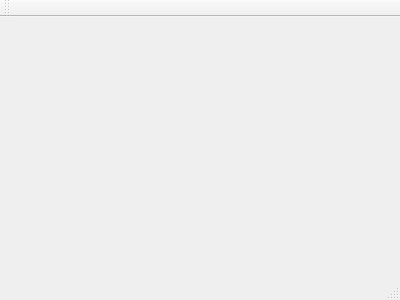
First picture: the form in Human-Activity-Monitor/mainwindow.ui, repository ehrh0023/human-activity-monitor, before the edit.
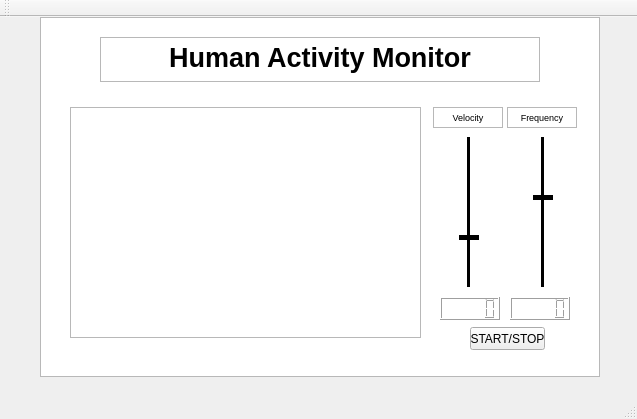
Second picture: the form after the edit.

Commit message: Started GUI development

```diff
--- a/Human-Activity-Monitor/mainwindow.ui
+++ b/Human-Activity-Monitor/mainwindow.ui
@@ -1,24 +1,232 @@
 <ui version="4.0">
  <class>MainWindow</class>
- <widget class="QMainWindow" name="MainWindow" >
-  <property name="geometry" >
+ <widget class="QMainWindow" name="MainWindow">
+  <property name="geometry">
    <rect>
     <x>0</x>
     <y>0</y>
-    <width>400</width>
-    <height>300</height>
+    <width>637</width>
+    <height>419</height>
    </rect>
   </property>
   <property name="windowTitle" >
    <string>MainWindow</string>
   </property>
-  <widget class="QMenuBar" name="menuBar" />
-  <widget class="QToolBar" name="mainToolBar" />
-  <widget class="QWidget" name="centralWidget" />
-  <widget class="QStatusBar" name="statusBar" />
+  <widget class="QWidget" name="centralWidget">
+   <widget class="QTextBrowser" name="textBrowser">
+    <property name="geometry">
+     <rect>
+      <x>40</x>
+      <y>0</y>
+      <width>560</width>
+      <height>360</height>
+     </rect>
+    </property>
+   </widget>
+   <widget class="QLCDNumber" name="lcdNumber">
+    <property name="geometry">
+     <rect>
+      <x>440</x>
+      <y>280</y>
+      <width>60</width>
+      <height>23</height>
+     </rect>
+    </property>
+   </widget>
+   <widget class="QLCDNumber" name="lcdNumber_2">
+    <property name="geometry">
+     <rect>
+      <x>510</x>
+      <y>280</y>
+      <width>60</width>
+      <height>23</height>
+     </rect>
+    </property>
+   </widget>
+   <widget class="QTextBrowser" name="textBrowser_2">
+    <property name="geometry">
+     <rect>
+      <x>100</x>
+      <y>20</y>
+      <width>440</width>
+      <height>45</height>
+     </rect>
+    </property>
+    <property name="html">
+     <string>&lt;!DOCTYPE HTML PUBLIC &quot;-//W3C//DTD HTML 4.0//EN&quot; &quot;http://www.w3.org/TR/REC-html40/strict.dtd&quot;&gt;
+&lt;html&gt;&lt;head&gt;&lt;meta name=&quot;qrichtext&quot; content=&quot;1&quot; /&gt;&lt;style type=&quot;text/css&quot;&gt;
+p, li { white-space: pre-wrap; }
+&lt;/style&gt;&lt;/head&gt;&lt;body style=&quot; font-family:'MS Shell Dlg 2'; font-size:8.25pt; font-weight:400; font-style:normal;&quot;&gt;
+&lt;p align=&quot;center&quot; style=&quot; margin-top:0px; margin-bottom:0px; margin-left:0px; margin-right:0px; -qt-block-indent:0; text-indent:0px;&quot;&gt;&lt;span style=&quot; font-size:20pt; font-weight:600;&quot;&gt;Human Activity Monitor&lt;/span&gt;&lt;/p&gt;&lt;/body&gt;&lt;/html&gt;</string>
+    </property>
+   </widget>
+   <widget class="QFrame" name="frame">
+    <property name="geometry">
+     <rect>
+      <x>70</x>
+      <y>90</y>
+      <width>351</width>
+      <height>231</height>
+     </rect>
+    </property>
+    <property name="frameShape">
+     <enum>QFrame::StyledPanel</enum>
+    </property>
+    <property name="frameShadow">
+     <enum>QFrame::Raised</enum>
+    </property>
+   </widget>
+   <widget class="QPushButton" name="pushButton">
+    <property name="geometry">
+     <rect>
+      <x>470</x>
+      <y>310</y>
+      <width>75</width>
+      <height>23</height>
+     </rect>
+    </property>
+    <property name="text">
+     <string>START/STOP</string>
+    </property>
+   </widget>
+   <widget class="QTextEdit" name="textEdit">
+    <property name="geometry">
+     <rect>
+      <x>433</x>
+      <y>90</y>
+      <width>70</width>
+      <height>21</height>
+     </rect>
+    </property>
+    <property name="html">
+     <string>&lt;!DOCTYPE HTML PUBLIC &quot;-//W3C//DTD HTML 4.0//EN&quot; &quot;http://www.w3.org/TR/REC-html40/strict.dtd&quot;&gt;
+&lt;html&gt;&lt;head&gt;&lt;meta name=&quot;qrichtext&quot; content=&quot;1&quot; /&gt;&lt;style type=&quot;text/css&quot;&gt;
+p, li { white-space: pre-wrap; }
+&lt;/style&gt;&lt;/head&gt;&lt;body style=&quot; font-family:'MS Shell Dlg 2'; font-size:8.25pt; font-weight:400; font-style:normal;&quot;&gt;
+&lt;p align=&quot;center&quot; style=&quot; margin-top:0px; margin-bottom:0px; margin-left:0px; margin-right:0px; -qt-block-indent:0; text-indent:0px;&quot;&gt;&lt;span style=&quot; font-size:7pt;&quot;&gt;Velocity&lt;/span&gt;&lt;/p&gt;&lt;/body&gt;&lt;/html&gt;</string>
+    </property>
+   </widget>
+   <widget class="QTextEdit" name="textEdit_2">
+    <property name="geometry">
+     <rect>
+      <x>507</x>
+      <y>90</y>
+      <width>70</width>
+      <height>21</height>
+     </rect>
+    </property>
+    <property name="html">
+     <string>&lt;!DOCTYPE HTML PUBLIC &quot;-//W3C//DTD HTML 4.0//EN&quot; &quot;http://www.w3.org/TR/REC-html40/strict.dtd&quot;&gt;
+&lt;html&gt;&lt;head&gt;&lt;meta name=&quot;qrichtext&quot; content=&quot;1&quot; /&gt;&lt;style type=&quot;text/css&quot;&gt;
+p, li { white-space: pre-wrap; }
+&lt;/style&gt;&lt;/head&gt;&lt;body style=&quot; font-family:'MS Shell Dlg 2'; font-size:8.25pt; font-weight:400; font-style:normal;&quot;&gt;
+&lt;p align=&quot;center&quot; style=&quot; margin-top:0px; margin-bottom:0px; margin-left:0px; margin-right:0px; -qt-block-indent:0; text-indent:0px;&quot;&gt;&lt;span style=&quot; font-size:7pt;&quot;&gt;Frequency&lt;/span&gt;&lt;/p&gt;&lt;/body&gt;&lt;/html&gt;</string>
+    </property>
+   </widget>
+   <widget class="Line" name="line">
+    <property name="geometry">
+     <rect>
+      <x>459</x>
+      <y>210</y>
+      <width>20</width>
+      <height>20</height>
+     </rect>
+    </property>
+    <property name="frameShadow">
+     <enum>QFrame::Plain</enum>
+    </property>
+    <property name="lineWidth">
+     <number>5</number>
+    </property>
+    <property name="orientation">
+     <enum>Qt::Horizontal</enum>
+    </property>
+   </widget>
+   <widget class="Line" name="line_2">
+    <property name="geometry">
+     <rect>
+      <x>463</x>
+      <y>120</y>
+      <width>10</width>
+      <height>150</height>
+     </rect>
+    </property>
+    <property name="frameShadow">
+     <enum>QFrame::Plain</enum>
+    </property>
+    <property name="lineWidth">
+     <number>3</number>
+    </property>
+    <property name="midLineWidth">
+     <number>3</number>
+    </property>
+    <property name="orientation">
+     <enum>Qt::Vertical</enum>
+    </property>
+   </widget>
+   <widget class="Line" name="line_3">
+    <property name="geometry">
+     <rect>
+      <x>537</x>
+      <y>120</y>
+      <width>10</width>
+      <height>150</height>
+     </rect>
+    </property>
+    <property name="frameShadow">
+     <enum>QFrame::Plain</enum>
+    </property>
+    <property name="lineWidth">
+     <number>3</number>
+    </property>
+    <property name="midLineWidth">
+     <number>3</number>
+    </property>
+    <property name="orientation">
+     <enum>Qt::Vertical</enum>
+    </property>
+   </widget>
+   <widget class="Line" name="line_4">
+    <property name="geometry">
+     <rect>
+      <x>533</x>
+      <y>170</y>
+      <width>20</width>
+      <height>20</height>
+     </rect>
+    </property>
+    <property name="frameShadow">
+     <enum>QFrame::Plain</enum>
+    </property>
+    <property name="lineWidth">
+     <number>5</number>
+    </property>
+    <property name="orientation">
+     <enum>Qt::Horizontal</enum>
+    </property>
+   </widget>
+  </widget>
+  <widget class="QMenuBar" name="menuBar">
+   <property name="geometry">
+    <rect>
+     <x>0</x>
+     <y>0</y>
+     <width>637</width>
+     <height>21</height>
+    </rect>
+   </property>
+  </widget>
+  <widget class="QToolBar" name="mainToolBar">
+   <attribute name="toolBarArea">
+    <enum>TopToolBarArea</enum>
+   </attribute>
+   <attribute name="toolBarBreak">
+    <bool>false</bool>
+   </attribute>
+  </widget>
+  <widget class="QStatusBar" name="statusBar"/>
  </widget>
- <layoutDefault spacing="6" margin="11" />
- <pixmapfunction></pixmapfunction>
+ <layoutdefault spacing="6" margin="11"/>
  <resources/>
  <connections/>
 </ui>
```
Left out of the diff: 3 changed lines with no effect on the pictures. The commit also changes 4 other files.
